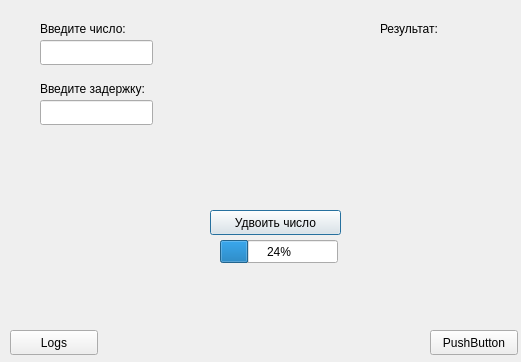
Above: client/interface/maket.ui from Qusar0/rabbitmq-qt before the change. Below: the same form after it.
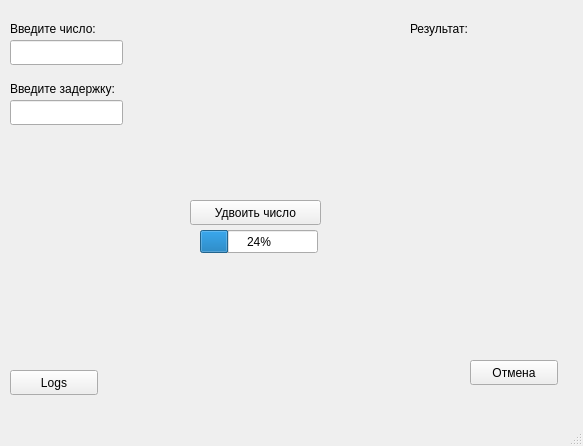
That is the form after the change.

Diff of the .ui file:
```diff
--- a/client/interface/maket.ui
+++ b/client/interface/maket.ui
@@ -1,23 +1,63 @@
 <?xml version="1.0" encoding="UTF-8"?>
 <ui version="4.0">
- <class>Dialog</class>
- <widget class="QDialog" name="Dialog">
+ <class>MainWindow</class>
+ <widget class="QMainWindow" name="MainWindow">
   <property name="geometry">
    <rect>
     <x>0</x>
     <y>0</y>
-    <width>521</width>
-    <height>362</height>
+    <width>583</width>
+    <height>446</height>
    </rect>
   </property>
   <property name="windowTitle">
    <string>Удвоенние числа</string>
   </property>
+  <widget class="QWidget" name="centralwidget">
+   <widget class="QPushButton" name="cancelRequestPushButton">
+    <property name="geometry">
+     <rect>
+      <x>470</x>
+      <y>360</y>
+      <width>88</width>
+      <height>25</height>
+     </rect>
+    </property>
+    <property name="text">
+     <string>Отмена</string>
+    </property>
+   </widget>
+   <widget class="QLabel" name="label_2">
+    <property name="geometry">
+     <rect>
+      <x>410</x>
+      <y>20</y>
+      <width>71</width>
+      <height>17</height>
+     </rect>
+    </property>
+    <property name="text">
+     <string>Результат:</string>
+    </property>
+   </widget>
+   <widget class="QPushButton" name="logsPushButton">
+    <property name="geometry">
+     <rect>
+      <x>10</x>
+      <y>370</y>
+      <width>88</width>
+      <height>25</height>
+     </rect>
+    </property>
+    <property name="text">
+     <string>Logs</string>
+    </property>
+   </widget>
   <widget class="QPushButton" name="sendRequestPushButton">
    <property name="geometry">
     <rect>
-     <x>210</x>
-     <y>210</y>
+      <x>190</x>
+      <y>200</y>
      <width>131</width>
      <height>25</height>
     </rect>
@@ -26,11 +66,11 @@
     <string>Удвоить число</string>
    </property>
   </widget>
-  <widget class="QLineEdit" name="inputNumberTextBox">
+   <widget class="QLineEdit" name="inputSleepTimeTextBox">
    <property name="geometry">
     <rect>
-     <x>40</x>
-     <y>40</y>
+      <x>10</x>
+      <y>100</y>
      <width>113</width>
      <height>25</height>
     </rect>
@@ -39,7 +79,7 @@
   <widget class="QLabel" name="label">
    <property name="geometry">
     <rect>
-     <x>40</x>
+      <x>10</x>
      <y>20</y>
      <width>111</width>
      <height>17</height>
@@ -49,23 +89,20 @@
     <string>Введите число:</string>
    </property>
   </widget>
-  <widget class="QLabel" name="label_2">
+   <widget class="QLineEdit" name="inputNumberTextBox">
    <property name="geometry">
     <rect>
-     <x>380</x>
-     <y>20</y>
-     <width>71</width>
-     <height>17</height>
-    </rect>
-   </property>
-   <property name="text">
-    <string>Результат:</string>
-   </property>
+      <x>10</x>
+      <y>40</y>
+      <width>113</width>
+      <height>25</height>
+     </rect>
+    </property>
   </widget>
   <widget class="QLabel" name="resultLabel">
    <property name="geometry">
     <rect>
-     <x>380</x>
+      <x>410</x>
      <y>40</y>
      <width>66</width>
      <height>17</height>
@@ -75,20 +112,10 @@
     <string/>
    </property>
   </widget>
-  <widget class="QLineEdit" name="inputSleepTimeTextBox">
-   <property name="geometry">
-    <rect>
-     <x>40</x>
-     <y>100</y>
-     <width>113</width>
-     <height>25</height>
-    </rect>
-   </property>
-  </widget>
   <widget class="QLabel" name="label_3">
    <property name="geometry">
     <rect>
-     <x>40</x>
+      <x>10</x>
      <y>80</y>
      <width>141</width>
      <height>17</height>
@@ -98,24 +125,11 @@
     <string>Введите задержку:</string>
    </property>
   </widget>
-  <widget class="QPushButton" name="logsPushButton">
-   <property name="geometry">
-    <rect>
-     <x>10</x>
-     <y>330</y>
-     <width>88</width>
-     <height>25</height>
-    </rect>
-   </property>
-   <property name="text">
-    <string>Logs</string>
-   </property>
-  </widget>
   <widget class="QProgressBar" name="progressBar">
    <property name="geometry">
     <rect>
-     <x>220</x>
-     <y>240</y>
+      <x>200</x>
+      <y>230</y>
      <width>118</width>
      <height>23</height>
     </rect>
@@ -124,19 +138,18 @@
     <number>24</number>
    </property>
   </widget>
-  <widget class="QPushButton" name="cancelRequestPushButton">
+  </widget>
+  <widget class="QMenuBar" name="menubar">
    <property name="geometry">
     <rect>
-     <x>430</x>
-     <y>330</y>
-     <width>88</width>
-     <height>25</height>
+     <x>0</x>
+     <y>0</y>
+     <width>583</width>
+     <height>22</height>
     </rect>
    </property>
-   <property name="text">
-    <string>PushButton</string>
-   </property>
   </widget>
+  <widget class="QStatusBar" name="statusbar"/>
  </widget>
  <resources/>
  <connections/>
```
Left out of the diff: 2 changed lines with no effect on the pictures. Lines whose indentation alone changed are shown as unchanged.
